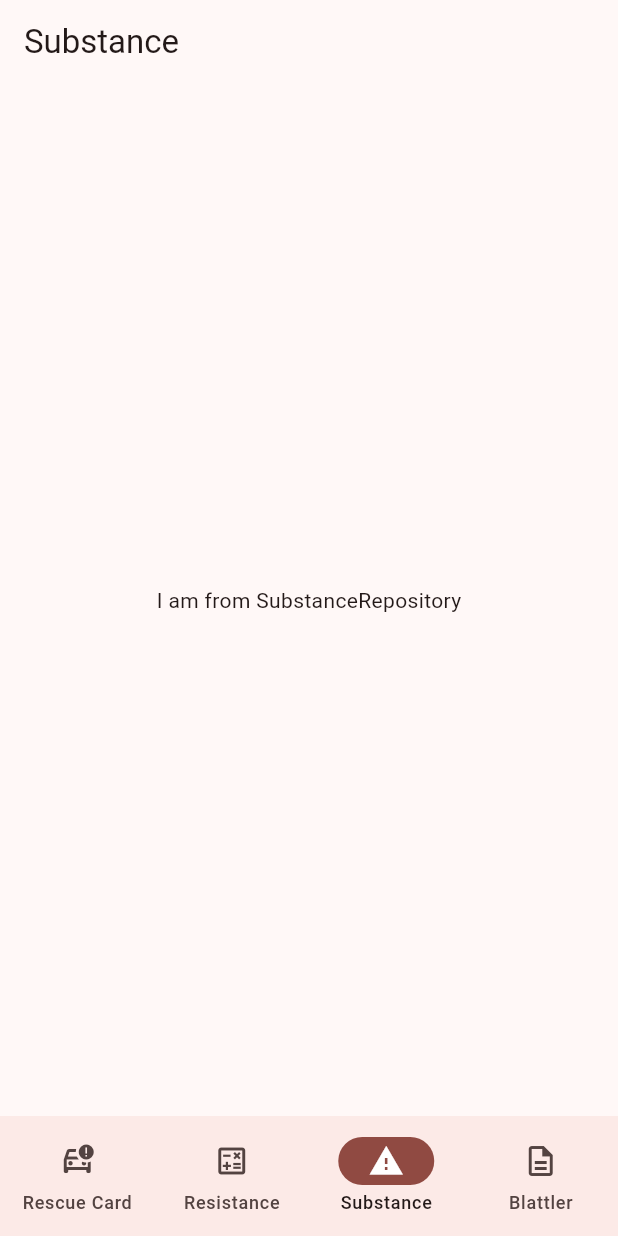
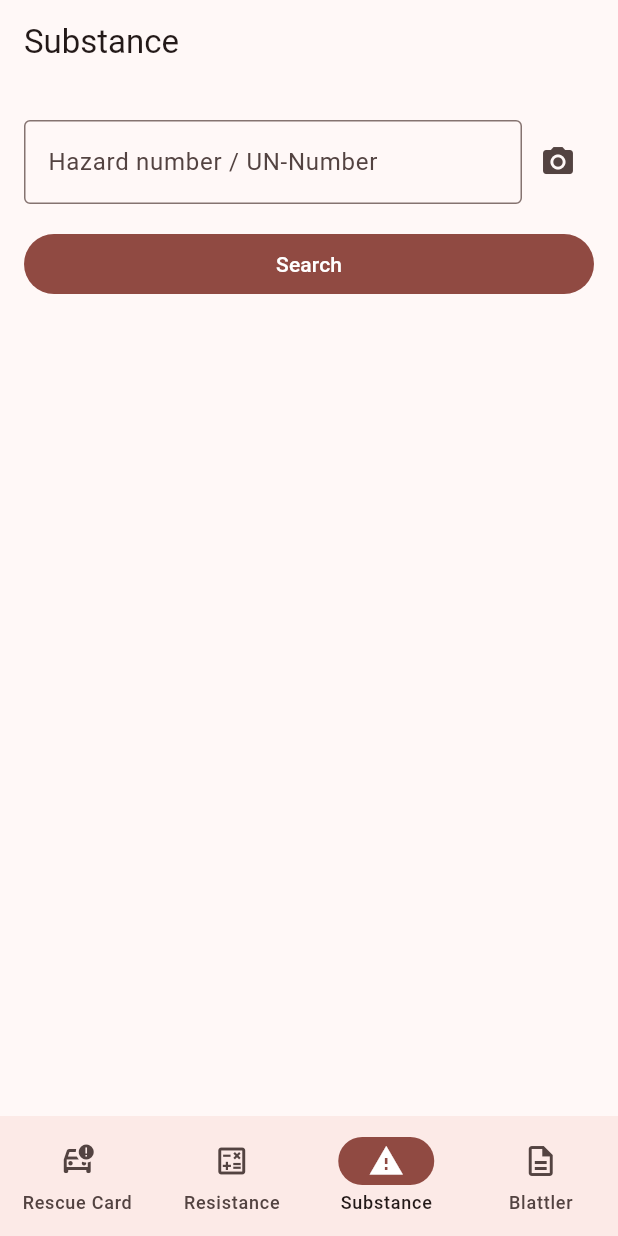
Before and after one commit to tformatix/cpd-resq-tools, a Flutter app: the screen it shows after launch, item 3 of the bottom bar chosen, on a phone screen of 412 x 824 dp. Run offline on Flutter 3.47's test engine with Material 3 defaults, Android fonts, the phone set to English and light mode, and no system bars; our stand-ins replace flutter_bloc; generated files the repository leaves out were written again.

Commit message:
GH-4 Implement basic substance screen
* fix: localization typo

* feat: add substance_screen localizations

* feat: add substance result data class

* feat: implement basic dummy substance_screen

* chore: resolve PR comments

```diff
--- a/resq_tools/lib/blocs/substance_cubit.dart
+++ b/resq_tools/lib/blocs/substance_cubit.dart
@@ -1,23 +1,44 @@
 import 'package:flutter_bloc/flutter_bloc.dart';
+import 'package:resq_tools/models/substance/substance_result.dart';
 import 'package:resq_tools/repositories/substance_repository.dart';
 
 class SubstanceState {
-  final String? dummyString;
+  final SubstanceResult? substance;
+  final bool isLoading;
+  final bool isError;
 
-  final bool isLoading;
+  const SubstanceState({
+    this.substance,
+    this.isLoading = false,
+    this.isError = false,
+  });
 
-  const SubstanceState({this.dummyString, this.isLoading = false});
+  SubstanceState copyWith({
+    SubstanceResult? substance,
+    bool? isLoading,
+    bool? isError,
+  }) {
+    return SubstanceState(
+      substance: substance ?? this.substance,
+      isLoading: isLoading ?? this.isLoading,
+      isError: isError ?? this.isError,
+    );
+  }
 }
 
 class SubstanceCubit extends Cubit<SubstanceState> {
   final SubstanceRepository substanceRepository;
 
-  SubstanceCubit(this.substanceRepository)
-    : super(const SubstanceState(isLoading: true)) {
-    fetch();
-  }
+  SubstanceCubit(this.substanceRepository) : super(const SubstanceState());
 
-  void fetch() {
-    emit(SubstanceState(dummyString: substanceRepository.getDummyString()));
+  Future<void> fetchSubstance(String substanceNumber) async {
+    emit(state.copyWith(isLoading: true, isError: false));
+
+    final substance = await substanceRepository.fetchSubstance();
+    if (substance != null) {
+      emit(SubstanceState(substance: substance));
+    } else {
+      emit(const SubstanceState(isError: true));
+    }
   }
 }
--- a/resq_tools/lib/l10n/app_de.arb
+++ b/resq_tools/lib/l10n/app_de.arb
@@ -6,7 +6,7 @@
   "substance_title": "Gefahrgut",
   "blattler_title": "Blattler",
 
-  "resistance_weigth": "Gewicht (kN)",
+  "resistance_weight": "Gewicht (kN)",
   "resistance_gradient": "Steigung (°)",
   "resistance_angle": "Winkel",
   "resistance_rolling_resistance": "Rollwiderstand",
@@ -27,5 +27,12 @@
   "resistance_underground_type_up_to_wheels_in_mud": "Über Räder im Schlamm",
   "resistance_underground_type_up_to_body_in_mud": "Über Aufbau im Schlamm",
   "resistance_underground_type_rail": "Schiene",
-  "resistance_start_calculation": "Messung starten"
+  "resistance_start_calculation": "Messung starten",
+
+  "substance_textfield_label": "Gefahrnummer / UN-Nummer",
+  "substance_name": "Name",
+  "substance_hazard_number": "Gefahrnummer",
+  "substance_un_number": "UN-Nummer",
+  "substance_properties": "Eigenschaften",
+  "substance_search": "Suche"
 }
--- a/resq_tools/lib/l10n/app_en.arb
+++ b/resq_tools/lib/l10n/app_en.arb
@@ -6,7 +6,7 @@
   "substance_title": "Substance",
   "blattler_title": "Blattler",
 
-  "resistance_weigth": "Weight (kN)",
+  "resistance_weight": "Weight (kN)",
   "resistance_gradient": "Gradient (°)",
   "resistance_angle": "Angle",
   "resistance_rolling_resistance": "Rolling resistance",
@@ -27,5 +27,12 @@
   "resistance_underground_type_up_to_wheels_in_mud": "Up to wheels in mud",
   "resistance_underground_type_up_to_body_in_mud": "Up to body in mud",
   "resistance_underground_type_rail": "Rail",
-  "resistance_start_calculation": "Start measurement"
+  "resistance_start_calculation": "Start measurement",
+
+  "substance_textfield_label": "Hazard number / UN-Number",
+  "substance_name": "Name",
+  "substance_hazard_number": "Hazard number",
+  "substance_un_number": "UN-Number",
+  "substance_properties": "Properties",
+  "substance_search": "Search"
 }
--- /dev/null
+++ b/resq_tools/lib/models/substance/substance_result.dart
@@ -0,0 +1,13 @@
+class SubstanceResult {
+  final String name;
+  final int hazardNumber;
+  final int unNumber;
+  final String properties;
+
+  const SubstanceResult({
+    required this.name,
+    required this.hazardNumber,
+    required this.unNumber,
+    required this.properties,
+  });
+}
--- a/resq_tools/lib/screens/resistance_screen.dart
+++ b/resq_tools/lib/screens/resistance_screen.dart
@@ -72,9 +72,9 @@ class _ResistanceScreenState extends State<ResistanceScreen> {
             keyboardType: TextInputType.number,
             decoration: InputDecoration(
               border: const OutlineInputBorder(),
-              hintText: context.l10n?.resistance_weigth,
+              hintText: context.l10n?.resistance_weight,
               floatingLabelBehavior: FloatingLabelBehavior.always,
-              labelText: context.l10n?.resistance_weigth,
+              labelText: context.l10n?.resistance_weight,
             ),
             onChanged: (value) {
               setState(() {
--- a/resq_tools/lib/screens/substance_screen.dart
+++ b/resq_tools/lib/screens/substance_screen.dart
@@ -2,23 +2,162 @@ import 'package:flutter/material.dart';
 import 'package:flutter_bloc/flutter_bloc.dart';
 import 'package:resq_tools/blocs/substance_cubit.dart';
 import 'package:resq_tools/utils/extensions.dart';
+import 'package:resq_tools/models/substance/substance_result.dart';
 
-class SubstanceScreen extends StatelessWidget {
+class SubstanceScreen extends StatefulWidget {
   const SubstanceScreen({super.key});
+
+  @override
+  State<SubstanceScreen> createState() => _SubstanceScreenState();
+}
+
+class _SubstanceScreenState extends State<SubstanceScreen> {
+  final TextEditingController _textEditingController = TextEditingController();
 
   @override
   Widget build(BuildContext context) {
     return Scaffold(
-      appBar: AppBar(title: Text(context.l10n?.substance_title ?? '')),
-      body: Center(
-        child: BlocBuilder<SubstanceCubit, SubstanceState>(
-          builder: (context, state) {
-            return state.isLoading
-                ? const CircularProgressIndicator()
-                : Text(state.dummyString ?? 'No data');
-          },
+      appBar: AppBar(title: Text('${context.l10n?.substance_title}')),
+      body: BlocBuilder<SubstanceCubit, SubstanceState>(
+        builder: (context, state) {
+          return _getSubstanceWidget(context, state);
+        },
+      ),
+    );
+  }
+
+  Widget _getSubstanceWidget(BuildContext context, SubstanceState state) {
+    return SingleChildScrollView(
+      child: Padding(
+        padding: const EdgeInsets.symmetric(vertical: 24.0, horizontal: 16.0),
+        child: Column(
+          crossAxisAlignment: CrossAxisAlignment.stretch,
+          children: [
+            _showSubstanceSearchContainer(context),
+
+            const SizedBox(height: 48),
+
+            _showSubstanceResult(context, state),
+          ],
         ),
       ),
     );
   }
+
+  Widget _showSubstanceSearchContainer(BuildContext context) {
+    return Column(
+      mainAxisAlignment: MainAxisAlignment.end,
+      crossAxisAlignment: CrossAxisAlignment.stretch,
+      children: [
+        Row(
+          children: [
+            Expanded(
+              child: TextField(
+                controller: _textEditingController,
+                keyboardType: TextInputType.number,
+                decoration: InputDecoration(
+                  border: const OutlineInputBorder(),
+                  labelText: context.l10n?.substance_textfield_label,
+                ),
+              ),
+            ),
+            IconButton(
+              icon: const Icon(Icons.camera_alt),
+              onPressed: () {
+                // TODO: implement camera
+              },
+            ),
+          ],
+        ),
+
+        Padding(
+          padding: EdgeInsets.only(top: 16.0),
+          child: FilledButton(
+            onPressed: () {
+              context.read<SubstanceCubit>().fetchSubstance(
+                _textEditingController.text,
+              );
+            },
+            child: Text('${context.l10n?.substance_search}'),
+          ),
+        ),
+      ],
+    );
+  }
+
+  Widget _showSubstanceResult(BuildContext context, SubstanceState state) {
+    final substance = state.substance;
+
+    return Column(
+      crossAxisAlignment: CrossAxisAlignment.start,
+      children: [
+        if (state.isError)
+          const Text('An error occurred', style: TextStyle(color: Colors.red))
+        else if (state.isLoading)
+          const Center(child: CircularProgressIndicator())
+        else if (substance != null)
+          _showSubstanceDetails(context, substance),
+      ],
+    );
+  }
+
+  Widget _showSubstanceDetails(BuildContext context, SubstanceResult substance) {
+    final l10n = context.l10n;
+
+    const double textFontSize = 16.0;
+
+    return Column(
+      crossAxisAlignment: CrossAxisAlignment.start,
+      children: [
+        Text.rich(
+          TextSpan(
+            style: TextStyle(fontSize: textFontSize),
+            children: [
+              TextSpan(
+                text: '${l10n?.substance_name}: ',
+                style: TextStyle(fontWeight: FontWeight.bold),
+              ),
+              TextSpan(text: substance.name),
+            ],
+          ),
+        ),
+        Text.rich(
+          TextSpan(
+            style: TextStyle(fontSize: textFontSize),
+            children: [
+              TextSpan(
+                text: '${l10n?.substance_hazard_number}: ',
+                style: TextStyle(fontWeight: FontWeight.bold),
+              ),
+              TextSpan(text: '${substance.hazardNumber}'),
+            ],
+          ),
+        ),
+        Text.rich(
+          TextSpan(
+            style: TextStyle(fontSize: textFontSize),
+            children: [
+              TextSpan(
+                text: '${l10n?.substance_un_number}: ',
+                style: TextStyle(fontWeight: FontWeight.bold),
+              ),
+              TextSpan(text: '${substance.unNumber}'),
+            ],
+          ),
+        ),
+        Text.rich(
+          TextSpan(
+            style: TextStyle(fontSize: textFontSize),
+            children: [
+              TextSpan(
+                text: '${l10n?.substance_properties}: ',
+                style: TextStyle(fontWeight: FontWeight.bold),
+              ),
+              TextSpan(text: substance.properties),
+            ],
+          ),
+        ),
+      ],
+    );
+  }
 }
```
Also changed, not shown: resq_tools/lib/repositories/substance_repository.dart (+15 -2 lines).
